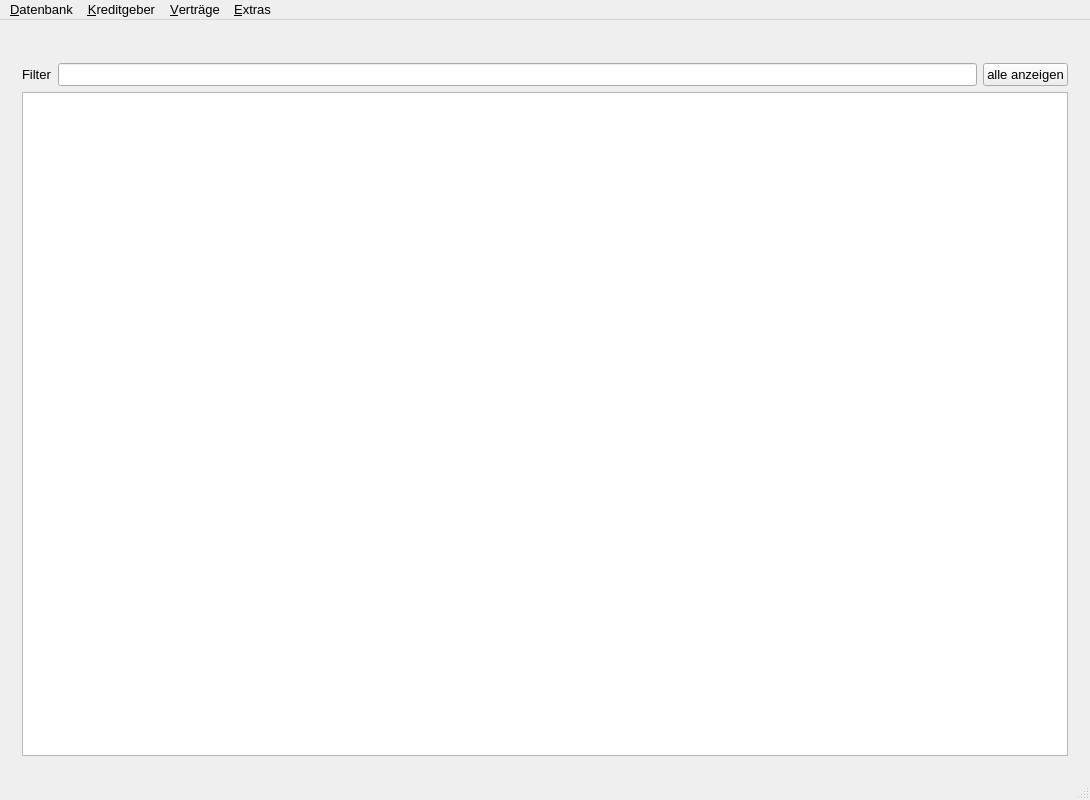
This is DKV2/mainwindow.ui in Schachigel/DKV2 as Qt 5 draws it before an edit. The edited form follows.
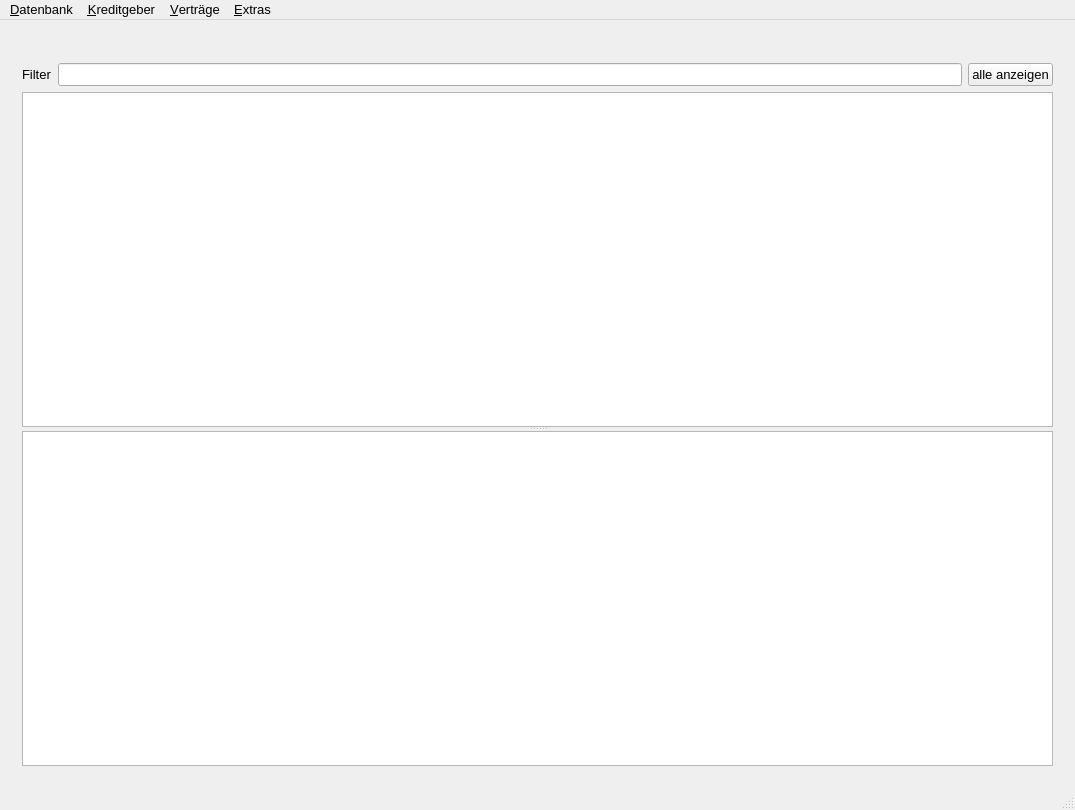
This is the edited form. The open tabs and pages were chosen to show the change. Icons and pictures are not drawn. Custom widgets are drawn as their Qt base class.

Commit message: booking table view

The edit to the form file:
```diff
--- a/DKV2/mainwindow.ui
+++ b/DKV2/mainwindow.ui
@@ -7,8 +7,8 @@
    <rect>
     <x>0</x>
     <y>0</y>
-    <width>1090</width>
-    <height>800</height>
+    <width>1075</width>
+    <height>810</height>
    </rect>
   </property>
   <property name="font">
@@ -531,6 +531,10 @@
          </layout>
         </item>
         <item>
+         <widget class="QSplitter" name="splitter">
+          <property name="orientation">
+           <enum>Qt::Vertical</enum>
+          </property>
          <widget class="QTableView" name="contractsTableView">
           <property name="contextMenuPolicy">
            <enum>Qt::CustomContextMenu</enum>
@@ -539,6 +543,8 @@
            <string>Verwende die sekundäre Maustaste für weitere Optionen</string>
           </property>
          </widget>
+          <widget class="QTableView" name="bookingsTableView"/>
+         </widget>
         </item>
        </layout>
       </widget>
@@ -651,11 +657,10 @@
     <rect>
      <x>0</x>
      <y>0</y>
-     <width>1090</width>
+     <width>1075</width>
      <height>25</height>
     </rect>
    </property>
-
    <widget class="QMenu" name="menu_database">
     <property name="title">
      <string>&amp;Datenbank</string>
@@ -672,7 +677,6 @@
     <addaction name="action_menu_database_configure_outdir"/>
     <addaction name="action_menu_database_program_exit"/>
    </widget>
-
    <widget class="QMenu" name="manu_creditors">
     <property name="title">
      <string>&amp;Kreditgeber</string>
@@ -682,7 +686,6 @@
     <addaction name="action_menu_creditors_create"/>
     <addaction name="action_menu_creditors_delete"/>
    </widget>
-
    <widget class="QMenu" name="manu_contracts">
     <property name="title">
      <string>&amp;Verträge</string>
@@ -701,7 +704,6 @@
     </widget>    
     <addaction name="menu_contracts_subm_print_lists"/>
    </widget>
-
    <widget class="QMenu" name="menu_debug">
     <property name="enabled">
      <bool>true</bool>
```
Left out of the diff: 15 changed lines with no effect on the pictures. Lines whose indentation alone changed are shown as unchanged. The commit also changes 4 other files.
